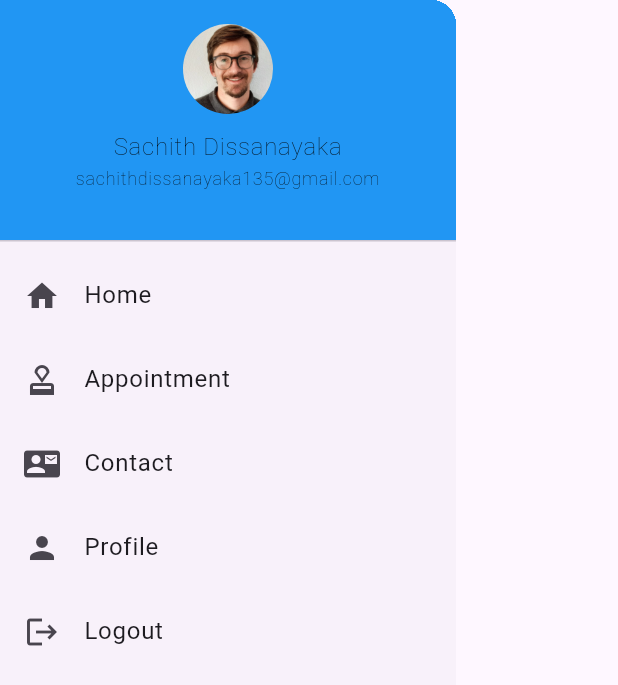
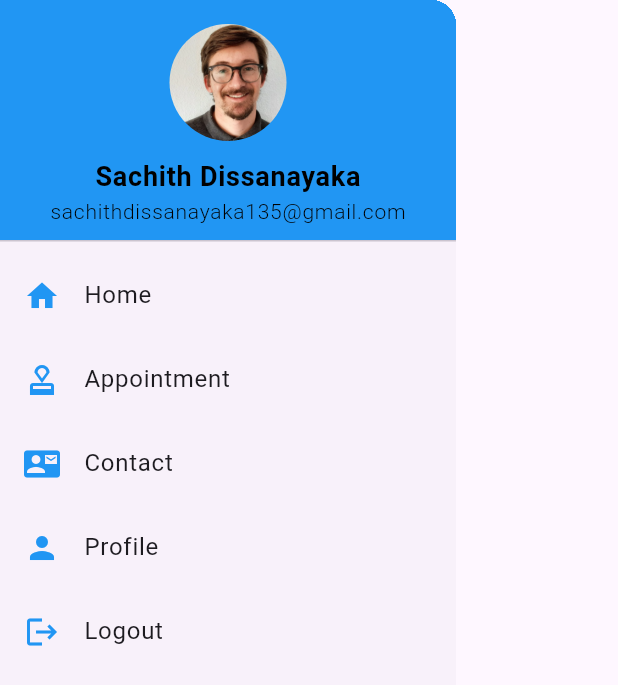
Before and after one commit to cepdnaclk/e19-co227-Empowering-Counselors-and-Students-through-Interactive-Web-and-Mobile-App, a Flutter app: the MyDrawer widget shown alone on an empty page, opened directly, on a phone screen of 412 x 824 dp. Shown: the top 685 px of the screen. Run offline on Flutter 3.47's test engine with Material 2 defaults, Android fonts, the phone set to English and light mode, and no system bars; our stand-ins replace animate_do, awesome_dialog, firebase_auth, firebase_core, logger, responsive_framework; accounts and stored records are empty; statements that could not run were skipped.

Commit message:
changed drawer ui

```diff
--- a/bloomi_web/lib/components/drawer.dart
+++ b/bloomi_web/lib/components/drawer.dart
@@ -1,4 +1,3 @@
-import 'package:bloomi_web/components/custom_text.dart';
 import 'package:bloomi_web/controllers/auth_controller.dart';
 import 'package:bloomi_web/providers/nav_provider/navigation_provider.dart';
 import 'package:bloomi_web/utils/util_constant.dart';
@@ -23,8 +22,8 @@ class MyDrawer extends StatelessWidget {
                   child: Column(
                     children: [
                       Container(
-                        width: 60,
-                        height: 60,
+                        width: 80,
+                        height: 78,
                         decoration: const BoxDecoration(
                           shape: BoxShape.circle,
                           image: DecorationImage(
@@ -36,52 +35,115 @@ class MyDrawer extends StatelessWidget {
                       const SizedBox(
                         height: 10,
                       ),
-                      const CustomText("Sachith Dissanayaka",
-                          fontSize: 16,
-                          fontWeight: FontWeight.w200,
-                          fontColor: UtilConstants.blackColor),
-                      const CustomText("sachithdissanayaka135@gmail.com",
-                          fontSize: 12,
-                          fontWeight: FontWeight.w200,
-                          fontColor: UtilConstants.blackColor),
+                      const Text(
+                        "Sachith Dissanayaka",
+                        style: TextStyle(
+                          fontSize: 18,
+                          fontWeight: FontWeight.bold,
+                          color: UtilConstants.blackColor,
+                        ),
+                      ),
+                      const Text(
+                        "sachithdissanayaka135@gmail.com",
+                        style: TextStyle(
+                          fontSize: 14,
+                          fontWeight: FontWeight.w300,
+                          color: UtilConstants.blackColor,
+                        ),
+                      ),
                     ],
                   ),
                 ),
                 ListTile(
-                  leading: const Icon(Icons.home),
-                  title: const Text('Home'),
+                  contentPadding: const EdgeInsets.symmetric(horizontal: 16),
+                  leading: const Icon(
+                    Icons.home,
+                    size: 24,
+                    color: Colors.blue,
+                  ),
+                  title: const Text(
+                    'Home',
+                    style: TextStyle(
+                      fontSize: 16,
+                      fontWeight: FontWeight.w400,
+                    ),
+                  ),
                   onTap: () {
                     Provider.of<NavigationProvider>(context, listen: false)
                         .setIndex(0);
                   },
                 ),
                 ListTile(
-                  leading: const Icon(Icons.approval),
-                  title: const Text('Appointment'),
+                  contentPadding: const EdgeInsets.symmetric(horizontal: 16),
+                  leading: const Icon(
+                    Icons.approval,
+                    size: 24,
+                    color: Colors.blue,
+                  ),
+                  title: const Text(
+                    'Appointment',
+                    style: TextStyle(
+                      fontSize: 16,
+                      fontWeight: FontWeight.w400,
+                    ),
+                  ),
                   onTap: () {
                     Provider.of<NavigationProvider>(context, listen: false)
                         .setIndex(1);
                   },
                 ),
                 ListTile(
-                  leading: const Icon(Icons.contact_mail),
-                  title: const Text('Contact'),
+                  contentPadding: const EdgeInsets.symmetric(horizontal: 16),
+                  leading: const Icon(
+                    Icons.contact_mail,
+                    size: 24,
+                    color: Colors.blue,
+                  ),
+                  title: const Text(
+                    'Contact',
+                    style: TextStyle(
+                      fontSize: 16,
+                      fontWeight: FontWeight.w400,
+                    ),
+                  ),
                   onTap: () {
                     Provider.of<NavigationProvider>(context, listen: false)
                         .setIndex(2);
                   },
                 ),
                 ListTile(
-                  leading: const Icon(Icons.person),
-                  title: const Text('Profile'),
+                  contentPadding: const EdgeInsets.symmetric(horizontal: 16),
+                  leading: const Icon(
+                    Icons.person,
+                    size: 24,
+                    color: Colors.blue,
+                  ),
+                  title: const Text(
+                    'Profile',
+                    style: TextStyle(
+                      fontSize: 16,
+                      fontWeight: FontWeight.w400,
+                    ),
+                  ),
                   onTap: () {
                     Provider.of<NavigationProvider>(context, listen: false)
                         .setIndex(3);
                   },
                 ),
                 ListTile(
-                  leading: const Icon(Icons.logout),
-                  title: const Text('Logout'),
+                  contentPadding: const EdgeInsets.symmetric(horizontal: 16),
+                  leading: const Icon(
+                    Icons.logout,
+                    size: 24,
+                    color: Colors.blue,
+                  ),
+                  title: const Text(
+                    'Logout',
+                    style: TextStyle(
+                      fontSize: 16,
+                      fontWeight: FontWeight.w400,
+                    ),
+                  ),
                   onTap: () {
                     AuthController.signOutUser();
                   },
@@ -100,8 +162,8 @@ class MyDrawer extends StatelessWidget {
                   child: Column(
                     children: [
                       Container(
-                        width: 60,
-                        height: 60,
+                        width: 80,
+                        height: 78,
                         decoration: const BoxDecoration(
                           shape: BoxShape.circle,
                           image: DecorationImage(
@@ -113,20 +175,39 @@ class MyDrawer extends StatelessWidget {
                       const SizedBox(
                         height: 10,
                       ),
-                      const CustomText("Sachith Dissanayaka",
-                          fontSize: 16,
-                          fontWeight: FontWeight.w200,
-                          fontColor: UtilConstants.blackColor),
-                      const CustomText("sachithdissanayaka135@gmail.com",
-                          fontSize: 12,
-                          fontWeight: FontWeight.w200,
-                          fontColor: UtilConstants.blackColor),
+                      const Text(
+                        "Sachith Dissanayaka",
+                        style: TextStyle(
+                          fontSize: 18,
+                          fontWeight: FontWeight.bold,
+                          color: UtilConstants.blackColor,
+                        ),
+                      ),
+                      const Text(
+                        "sachithdissanayaka135@gmail.com",
+                        style: TextStyle(
+                          fontSize: 14,
+                          fontWeight: FontWeight.w300,
+                          color: UtilConstants.blackColor,
+                        ),
+                      ),
                     ],
                   ),
                 ),
                 ListTile(
-                  leading: const Icon(Icons.logout),
-                  title: const Text('Logout'),
+                  contentPadding: const EdgeInsets.symmetric(horizontal: 16),
+                  leading: const Icon(
+                    Icons.logout,
+                    size: 24,
+                    color: Colors.blue,
+                  ),
+                  title: const Text(
+                    'Logout',
+                    style: TextStyle(
+                      fontSize: 16,
+                      fontWeight: FontWeight.w400,
+                    ),
+                  ),
                   onTap: () {
                     AuthController.signOutUser();
                   },
```
